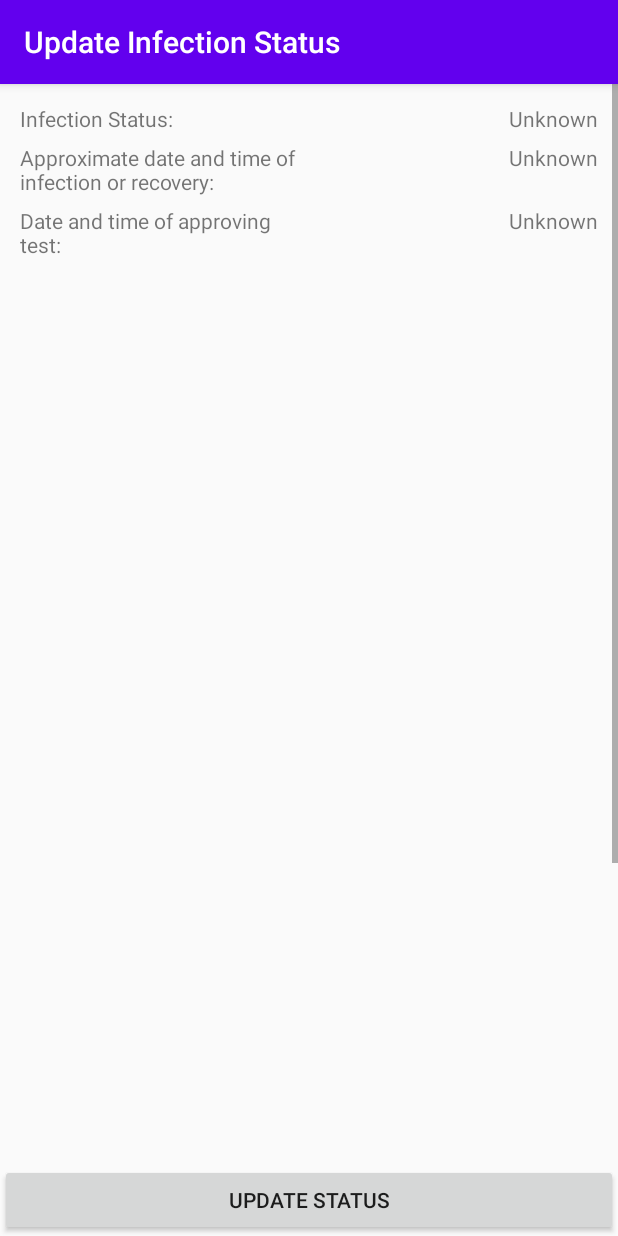
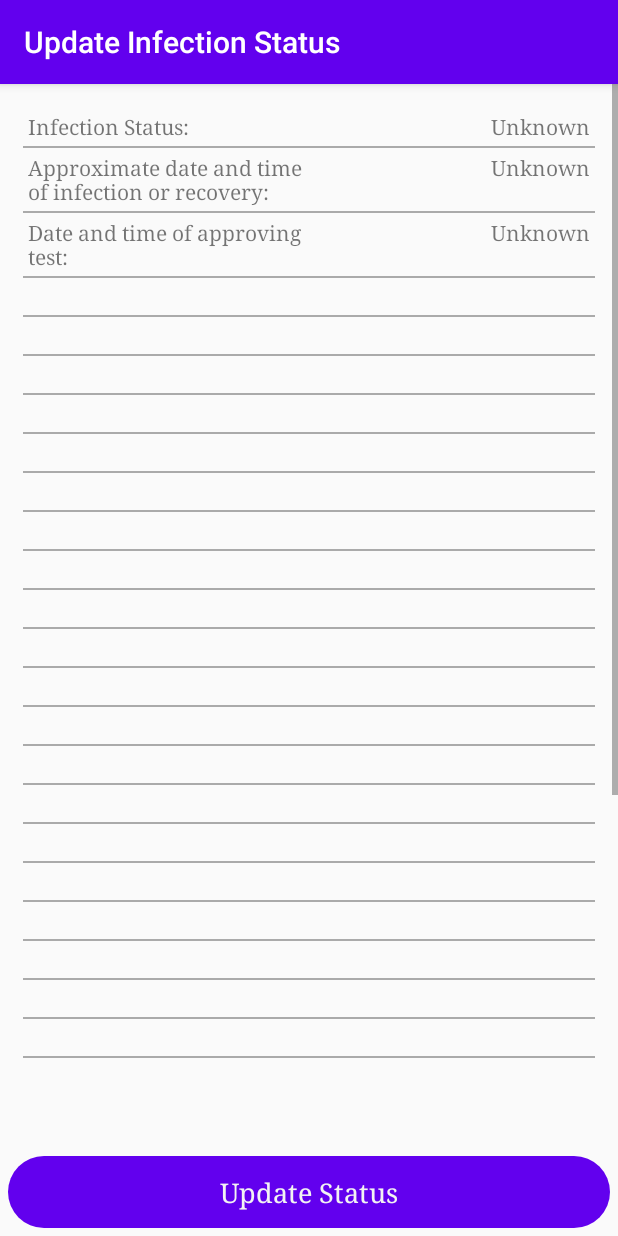
Before and after one commit to ckuessner/vivacoronia-frontend, an Android app: the UpdateInfectionActivity screen opened directly, with no data from a screen before it, on a phone screen of 412 x 824 dp. Run offline under Robolectric (Android 15) with nearby library versions, the phone set to English and light mode, and no system bars; our stand-ins replace Volley; network calls fail; 9 statements that could not run were skipped.

Commit message:
4: Changed Styling

```diff
--- a/VivaCoronia/app/src/main/java/de/tudarmstadt/iptk/foxtrot/vivacoronia/infectionStatus/InfectionStatusFragment.kt
+++ b/VivaCoronia/app/src/main/java/de/tudarmstadt/iptk/foxtrot/vivacoronia/infectionStatus/InfectionStatusFragment.kt
@@ -8,6 +8,7 @@ import android.view.ViewGroup
 import android.widget.TableLayout
 import android.widget.TableRow
 import android.widget.TextView
+import androidx.core.content.ContextCompat
 import androidx.fragment.app.Fragment
 import androidx.fragment.app.FragmentManager
 import de.tudarmstadt.iptk.foxtrot.vivacoronia.R
@@ -61,6 +62,13 @@ class InfectionStatusFragment : Fragment() {
         val tableLayout: TableLayout = view.findViewById(R.id.update_infection_table)
         val padding: Int = (3 * resources.displayMetrics.density).toInt()
         for ((key, attributeValue) in additionalAttributes) {
+            val separatorView = View(activity!!)
+            val scale = context!!.resources.displayMetrics.density
+            val widthPx = (1 * scale + 0.5f).toInt()
+            separatorView.layoutParams = ViewGroup.LayoutParams(ViewGroup.LayoutParams.MATCH_PARENT, widthPx)
+            separatorView.setBackgroundColor(ContextCompat.getColor(activity!!, R.color.separatorColor))
+            tableLayout.addView(separatorView)
+
             val row = TableRow(activity!!)
             row.layoutParams = TableRow.LayoutParams(TableRow.LayoutParams.MATCH_PARENT, TableRow.LayoutParams.WRAP_CONTENT)
             row.weightSum = 1f
--- /dev/null
+++ b/VivaCoronia/app/src/main/res/drawable/bg_button.xml
@@ -0,0 +1,7 @@
+<?xml version="1.0" encoding="utf-8"?>
+<shape xmlns:android="http://schemas.android.com/apk/res/android"
+    android:shape="rectangle">
+    <corners
+        android:radius="30dp" />
+    <solid android:color="@color/colorPrimary" />
+</shape>
--- a/VivaCoronia/app/src/main/res/layout/activity_update_infection.xml
+++ b/VivaCoronia/app/src/main/res/layout/activity_update_infection.xml
@@ -53,7 +53,9 @@
             android:id="@+id/upload_infection_status"
             android:layout_width="match_parent"
             android:layout_height="wrap_content"
-            android:text="@string/upload_infection_status_button" />
+            android:text="@string/upload_infection_status_button"
+            android:background="@drawable/bg_button"
+            android:layout_margin="5dp"/>
 
     </LinearLayout>
 </LinearLayout>
--- a/VivaCoronia/app/src/main/res/layout/infection_status_fragment.xml
+++ b/VivaCoronia/app/src/main/res/layout/infection_status_fragment.xml
@@ -9,7 +9,7 @@
         android:id="@+id/update_infection_table"
         android:layout_width="match_parent"
         android:layout_height="wrap_content"
-        android:padding="10dip"
+        android:padding="15dip"
         android:stretchColumns="1">
 
         <TableRow
@@ -35,6 +35,11 @@
                 android:text="@string/unknown" />
         </TableRow>
 
+        <View
+            android:layout_width="match_parent"
+            android:layout_height="1dp"
+            android:background="@android:color/darker_gray"/>
+
         <TableRow
             android:layout_width="match_parent"
             android:layout_height="wrap_content"
@@ -57,6 +62,11 @@
                 android:padding="3dip"
                 android:text="@string/unknown" />
         </TableRow>
+
+        <View
+            android:layout_width="match_parent"
+            android:layout_height="1dp"
+            android:background="@android:color/darker_gray"/>
 
         <TableRow
             android:layout_width="match_parent"
--- a/VivaCoronia/app/src/main/res/values/colors.xml
+++ b/VivaCoronia/app/src/main/res/values/colors.xml
@@ -3,4 +3,5 @@
     <color name="colorPrimary">#6200EE</color>
     <color name="colorPrimaryDark">#3700B3</color>
     <color name="colorAccent">#03DAC5</color>
+    <color name="separatorColor">@android:color/darker_gray</color>
 </resources>
--- a/VivaCoronia/app/src/main/res/values/styles.xml
+++ b/VivaCoronia/app/src/main/res/values/styles.xml
@@ -6,6 +6,16 @@
         <item name="colorPrimary">@color/colorPrimary</item>
         <item name="colorPrimaryDark">@color/colorPrimaryDark</item>
         <item name="colorAccent">@color/colorAccent</item>
+        <item name="android:buttonStyle">@style/buttonStyle</item>
+        <item name="android:textViewStyle">@style/textViewStyle</item>
+    </style>
+
+    <style name="textViewStyle" parent="android:Widget.TextView">
+        <item name="android:fontFamily">serif</item>
+    </style>
+
+    <style name="buttonStyle" parent="android:Widget.Holo.Button">
+        <item name="android:fontFamily">serif</item>
     </style>
 
 </resources>
```
